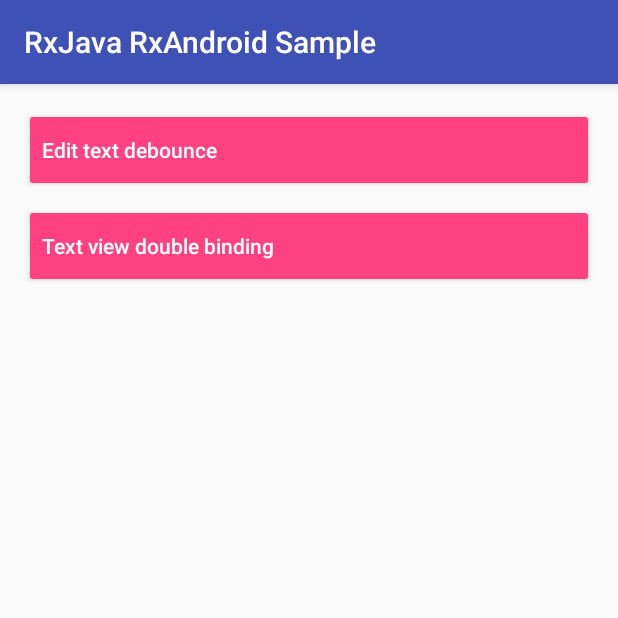
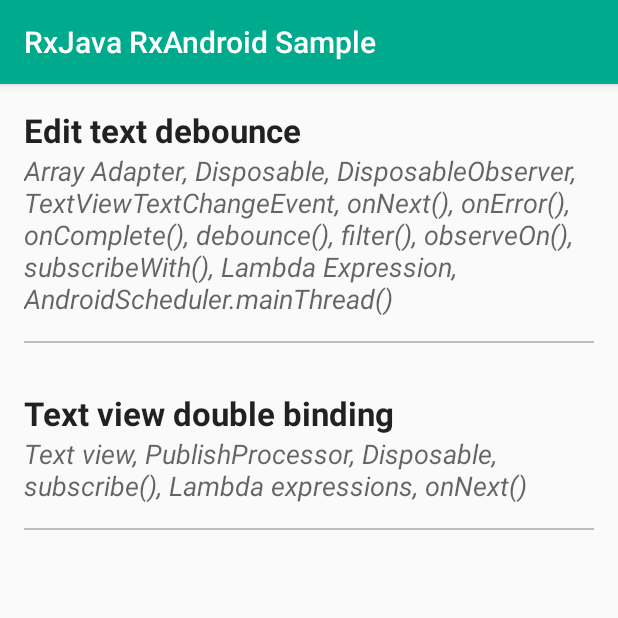
Before and after one commit to husaynhakeem/RxJava-RxAndroid-Sample, an Android app: the screen it shows after launch (MainActivity), on a phone screen of 412 x 824 dp, the top half of it. Run offline under Robolectric (Android 15) with nearby library versions, the phone set to English and light mode, and no system bars; our stand-ins replace ButterKnife.

Commit message:
Overhaul of the project

```diff
--- a/app/src/main/java/husaynhakeem/io/rxjava_rxandroid_sample/MainFragment.java
+++ b/app/src/main/java/husaynhakeem/io/rxjava_rxandroid_sample/MainFragment.java
@@ -6,12 +6,13 @@ import android.support.v4.app.Fragment;
 import android.view.LayoutInflater;
 import android.view.View;
 import android.view.ViewGroup;
+import android.widget.ListView;
 
+import butterknife.BindView;
 import butterknife.ButterKnife;
-import butterknife.OnClick;
 import butterknife.Unbinder;
-import husaynhakeem.io.rxjava_rxandroid_sample.fragments.DemoEditTextDebounce;
-import husaynhakeem.io.rxjava_rxandroid_sample.fragments.DemoTextViewDoubleBinding;
+import husaynhakeem.io.rxjava_rxandroid_sample.sections.SectionAdapter;
+import husaynhakeem.io.rxjava_rxandroid_sample.sections.SectionHandler;
 
 /**
  * Created by husaynhakeem on 7/24/17.
@@ -22,13 +23,23 @@ public class MainFragment extends Fragment {
 
     private Unbinder unbinder;
 
+    @BindView(R.id.lv_sections)
+    ListView sectionsListView;
+
 
     @Nullable
     @Override
     public View onCreateView(LayoutInflater inflater, @Nullable ViewGroup container, @Nullable Bundle savedInstanceState) {
         View rootView = inflater.inflate(R.layout.fragment_main, container, false);
         unbinder = ButterKnife.bind(this, rootView);
+        setUpSections();
         return rootView;
+    }
+
+
+    private void setUpSections() {
+        sectionsListView.setAdapter(new SectionAdapter(getContext(), R.layout.item_section, SectionHandler.getListOfSections(getContext())));
+        sectionsListView.setOnItemClickListener( (parent, view, position, id) -> switchFragment(SectionHandler.matchFragment(position)));
     }
 
 
@@ -36,18 +47,6 @@ public class MainFragment extends Fragment {
     public void onDestroy() {
         super.onDestroy();
         unbinder.unbind();
-    }
-
-
-    @OnClick(R.id.btn_edit_text_debounce)
-    public void debounceDemo() {
-        switchFragment(new DemoEditTextDebounce());
-    }
-
-
-    @OnClick(R.id.btn_text_view_double_binding)
-    public void doubleBindingDemo() {
-        switchFragment(new DemoTextViewDoubleBinding());
     }
 
 
--- /dev/null
+++ b/app/src/main/java/husaynhakeem/io/rxjava_rxandroid_sample/sections/Section.java
@@ -0,0 +1,35 @@
+package husaynhakeem.io.rxjava_rxandroid_sample.sections;
+
+/**
+ * Created by husaynhakeem on 7/25/17.
+ */
+
+public class Section {
+
+    private String title;
+    private String subTitle;
+
+    public Section() {
+    }
+
+    public Section(String title, String subTitle) {
+        this.title = title;
+        this.subTitle = subTitle;
+    }
+
+    public String getTitle() {
+        return title;
+    }
+
+    public void setTitle(String title) {
+        this.title = title;
+    }
+
+    public String getSubTitle() {
+        return subTitle;
+    }
+
+    public void setSubTitle(String subTitle) {
+        this.subTitle = subTitle;
+    }
+}
--- /dev/null
+++ b/app/src/main/java/husaynhakeem/io/rxjava_rxandroid_sample/sections/SectionAdapter.java
@@ -0,0 +1,50 @@
+package husaynhakeem.io.rxjava_rxandroid_sample.sections;
+
+import android.content.Context;
+import android.support.annotation.LayoutRes;
+import android.support.annotation.NonNull;
+import android.support.annotation.Nullable;
+import android.view.LayoutInflater;
+import android.view.View;
+import android.view.ViewGroup;
+import android.widget.ArrayAdapter;
+import android.widget.TextView;
+
+import java.util.List;
+
+import husaynhakeem.io.rxjava_rxandroid_sample.R;
+
+/**
+ * Created by husaynhakeem on 7/25/17.
+ */
+
+public class SectionAdapter extends ArrayAdapter<Section> {
+
+
+    private List<Section> sections;
+
+
+    public SectionAdapter(@NonNull Context context, @LayoutRes int resource, @NonNull List<Section> sections) {
+        super(context, resource, sections);
+        this.sections = sections;
+    }
+
+
+    @NonNull
+    @Override
+    public View getView(int position, @Nullable View convertView, @NonNull ViewGroup parent) {
+
+        if (convertView == null)
+            convertView = LayoutInflater.from(parent.getContext()).inflate(R.layout.item_section, parent, false);
+
+        Section section = sections.get(position);
+
+        TextView titleTextView = (TextView) convertView.findViewById(R.id.tv_section_title);
+        titleTextView.setText(section.getTitle());
+
+        TextView subTitleTextView = (TextView) convertView.findViewById(R.id.tv_section_sub_title);
+        subTitleTextView.setText(section.getSubTitle());
+
+        return convertView;
+    }
+}
--- /dev/null
+++ b/app/src/main/java/husaynhakeem/io/rxjava_rxandroid_sample/sections/SectionHandler.java
@@ -0,0 +1,48 @@
+package husaynhakeem.io.rxjava_rxandroid_sample.sections;
+
+import android.content.Context;
+import android.support.v4.app.Fragment;
+
+import java.util.ArrayList;
+import java.util.List;
+
+import husaynhakeem.io.rxjava_rxandroid_sample.R;
+import husaynhakeem.io.rxjava_rxandroid_sample.fragments.DemoEditTextDebounce;
+import husaynhakeem.io.rxjava_rxandroid_sample.fragments.DemoTextViewDoubleBinding;
+
+/**
+ * Created by husaynhakeem on 7/25/17.
+ */
+
+public class SectionHandler {
+
+
+    private static final int INDEX_DEMO_DEBOUNCE = 0;
+    private static final int INDEX_DEMO_DOUBLE_BINDING = 1;
+
+
+    public static List<Section> getListOfSections(Context context) {
+        String[] titles = context.getResources().getStringArray(R.array.titles);
+        String[] subTitles = context.getResources().getStringArray(R.array.subTitles);
+
+        List<Section> sections = new ArrayList<>();
+        for (int i = 0; i < titles.length; i++)
+            sections.add(new Section(titles[i], subTitles[i]));
+
+        return sections;
+    }
+
+
+    public static Fragment matchFragment(int position) {
+        switch (position) {
+            case INDEX_DEMO_DEBOUNCE:
+                return new DemoEditTextDebounce();
+
+            case INDEX_DEMO_DOUBLE_BINDING:
+                return new DemoTextViewDoubleBinding();
+
+            default:
+                throw new RuntimeException("Error in matching clicked on section with corresponding Fragment");
+        }
+    }
+}
--- a/app/src/main/res/layout/activity_main.xml
+++ b/app/src/main/res/layout/activity_main.xml
@@ -1,7 +1,5 @@
 <?xml version="1.0" encoding="utf-8"?>
 <FrameLayout xmlns:android="http://schemas.android.com/apk/res/android"
     android:id="@+id/content"
-    xmlns:tools="http://schemas.android.com/tools"
     android:layout_width="match_parent"
-    android:layout_height="match_parent"
-    tools:context="husaynhakeem.io.rxjava_rxandroid_sample.husaynhakeem.io.rxjava_rxandroid_sample.MainActivity"/>
+    android:layout_height="match_parent" />
--- a/app/src/main/res/layout/demo_edit_text_debounce.xml
+++ b/app/src/main/res/layout/demo_edit_text_debounce.xml
@@ -11,7 +11,7 @@
         android:layout_width="0dp"
         android:layout_height="wrap_content"
         android:padding="@dimen/space_small"
-        android:text="@string/app_name"
+        android:text="@string/debounce_summary"
         app:layout_constraintLeft_toLeftOf="parent"
         app:layout_constraintRight_toRightOf="parent"
         app:layout_constraintTop_toTopOf="parent" />
@@ -23,8 +23,8 @@
         android:layout_marginEnd="@dimen/space_normal"
         android:layout_marginRight="@dimen/space_normal"
         android:layout_marginTop="@dimen/space_normal"
+        android:hint="@string/debounce_et_hint"
         android:inputType="textPersonName"
-        android:hint="@string/debounce_et_hint"
         app:layout_constraintLeft_toLeftOf="@+id/tv_summary"
         app:layout_constraintRight_toLeftOf="@+id/btn_clear_entries"
         app:layout_constraintTop_toBottomOf="@+id/tv_summary" />
--- a/app/src/main/res/layout/fragment_main.xml
+++ b/app/src/main/res/layout/fragment_main.xml
@@ -1,24 +1,9 @@
 <?xml version="1.0" encoding="utf-8"?>
-<ScrollView xmlns:android="http://schemas.android.com/apk/res/android"
+<ListView xmlns:android="http://schemas.android.com/apk/res/android"
+    xmlns:tools="http://schemas.android.com/tools"
+    android:id="@+id/lv_sections"
     android:layout_width="match_parent"
-    android:layout_height="match_parent">
-
-    <LinearLayout
-        android:layout_width="match_parent"
-        android:layout_height="wrap_content"
-        android:orientation="vertical"
-        android:padding="@dimen/space_normal">
-
-        <Button
-            android:id="@+id/btn_edit_text_debounce"
-            style="@style/ChapterButtonStyle"
-            android:text="@string/edit_text_debounce_title" />
-
-        <Button
-            android:id="@+id/btn_text_view_double_binding"
-            style="@style/ChapterButtonStyle"
-            android:text="@string/text_view_double_binding_title" />
-
-    </LinearLayout>
-
-</ScrollView>
+    android:layout_height="match_parent"
+    android:divider="@null"
+    android:dividerHeight="0dp"
+    tools:listitem="@layout/item_section" />
--- /dev/null
+++ b/app/src/main/res/layout/item_section.xml
@@ -0,0 +1,32 @@
+<?xml version="1.0" encoding="utf-8"?>
+<LinearLayout xmlns:android="http://schemas.android.com/apk/res/android"
+    xmlns:tools="http://schemas.android.com/tools"
+    android:id="@+id/item_section"
+    android:layout_width="match_parent"
+    android:layout_height="match_parent"
+    android:orientation="vertical"
+    android:padding="@dimen/space_normal">
+
+    <TextView
+        android:id="@+id/tv_section_title"
+        android:layout_width="match_parent"
+        android:layout_height="wrap_content"
+        android:textAppearance="@style/Base.TextAppearance.AppCompat.Large"
+        android:textStyle="bold"
+        tools:text="Text view double binding" />
+
+    <TextView
+        android:id="@+id/tv_section_sub_title"
+        android:layout_width="match_parent"
+        android:layout_height="wrap_content"
+        android:textAppearance="@style/Base.TextAppearance.AppCompat.Medium"
+        android:textStyle="italic"
+        tools:text="Text view, PublishProcessor, Disposable, subscribe(), Lambda expressions, onNext()" />
+
+    <FrameLayout
+        android:layout_width="match_parent"
+        android:layout_height="1dp"
+        android:layout_marginTop="@dimen/space_normal"
+        android:background="@color/light_grey" />
+
+</LinearLayout>
--- /dev/null
+++ b/app/src/main/res/values/arrays.xml
@@ -0,0 +1,15 @@
+<?xml version="1.0" encoding="utf-8"?>
+<resources>
+
+    <!--Section titles-->
+    <string-array name="titles">
+        <item>Edit text debounce</item>
+        <item>Text view double binding</item>
+    </string-array>
+
+    <!--Section sub-titles-->
+    <string-array name="subTitles">
+        <item>Array Adapter, Disposable, DisposableObserver, TextViewTextChangeEvent, onNext(), onError(), onComplete(), debounce(), filter(), observeOn(), subscribeWith(), Lambda Expression, AndroidScheduler.mainThread()</item>
+        <item>Text view, PublishProcessor, Disposable, subscribe(), Lambda expressions, onNext()</item>
+    </string-array>
+</resources>
--- a/app/src/main/res/values/colors.xml
+++ b/app/src/main/res/values/colors.xml
@@ -1,6 +1,8 @@
 <?xml version="1.0" encoding="utf-8"?>
 <resources>
-    <color name="colorPrimary">#3F51B5</color>
-    <color name="colorPrimaryDark">#303F9F</color>
-    <color name="colorAccent">#FF4081</color>
+    <color name="colorPrimary">#00AA8D</color>
+    <color name="colorPrimaryDark">#008975</color>
+    <color name="colorPrimaryLight">#00BF9A</color>
+    <color name="colorAccent">#00AA8D</color>
+    <color name="light_grey">#BDBDBD</color>
 </resources>
```
Also changed, not shown: app/src/main/java/husaynhakeem/io/rxjava_rxandroid_sample/fragments/DemoTextViewDoubleBinding.java (+3 -8 lines), app/src/main/res/layout/demo_text_view_double_binding.xml (+6 -4 lines), app/src/main/res/values/strings.xml (+6 -5 lines).
